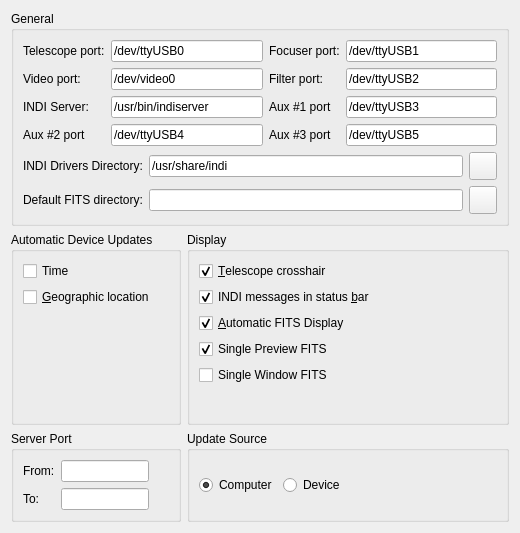
Before: the Qt Designer form kstars/indi/opsindi.ui in KDE/kstars, drawn with Qt 5.
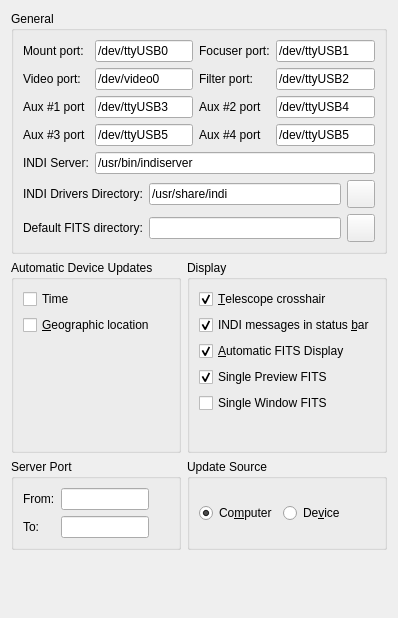
After: the same form once the commit is applied.

```diff
--- a/kstars/indi/opsindi.ui
+++ b/kstars/indi/opsindi.ui
@@ -6,8 +6,8 @@
    <rect>
     <x>0</x>
     <y>0</y>
-    <width>520</width>
-    <height>516</height>
+    <width>351</width>
+    <height>618</height>
    </rect>
   </property>
   <layout class="QVBoxLayout" name="verticalLayout_3">
@@ -25,7 +25,7 @@
            <string>Default INDI telescope port</string>
           </property>
           <property name="text">
-           <string>Telescope port:</string>
+           <string>Mount port:</string>
           </property>
          </widget>
         </item>
@@ -88,23 +88,6 @@
          </widget>
         </item>
         <item row="2" column="0">
-         <widget class="QLabel" name="videoLabel_2">
-          <property name="toolTip">
-           <string>Default INDI video port</string>
-          </property>
-          <property name="text">
-           <string>INDI Server:</string>
-          </property>
-         </widget>
-        </item>
-        <item row="2" column="1">
-         <widget class="QLineEdit" name="kcfg_indiServer">
-          <property name="text">
-           <string notr="true">/usr/bin/indiserver</string>
-          </property>
-         </widget>
-        </item>
-        <item row="2" column="2">
          <widget class="QLabel" name="telescopeLabel_4">
           <property name="toolTip">
            <string>Default INDI telescope port</string>
@@ -114,14 +97,14 @@
           </property>
          </widget>
         </item>
-        <item row="2" column="3">
+        <item row="2" column="1">
          <widget class="QLineEdit" name="kcfg_aux1Port">
           <property name="text">
            <string notr="true">/dev/ttyUSB3</string>
           </property>
          </widget>
         </item>
-        <item row="3" column="0">
+        <item row="2" column="2">
          <widget class="QLabel" name="telescopeLabel_5">
           <property name="toolTip">
            <string>Default INDI telescope port</string>
@@ -131,14 +114,14 @@
           </property>
          </widget>
         </item>
-        <item row="3" column="1">
+        <item row="2" column="3">
          <widget class="QLineEdit" name="kcfg_aux2Port">
           <property name="text">
            <string notr="true">/dev/ttyUSB4</string>
           </property>
          </widget>
         </item>
-        <item row="3" column="2">
+        <item row="3" column="0">
          <widget class="QLabel" name="telescopeLabel_6">
           <property name="toolTip">
            <string>Default INDI telescope port</string>
@@ -148,13 +131,47 @@
           </property>
          </widget>
         </item>
-        <item row="3" column="3">
+        <item row="3" column="1">
          <widget class="QLineEdit" name="kcfg_aux3Port">
           <property name="text">
            <string notr="true">/dev/ttyUSB5</string>
           </property>
          </widget>
         </item>
+        <item row="3" column="2">
+         <widget class="QLabel" name="telescopeLabel_7">
+          <property name="toolTip">
+           <string>Default INDI telescope port</string>
+          </property>
+          <property name="text">
+           <string notr="true">Aux #4 port</string>
+          </property>
+         </widget>
+        </item>
+        <item row="3" column="3">
+         <widget class="QLineEdit" name="kcfg_aux4Port">
+          <property name="text">
+           <string notr="true">/dev/ttyUSB5</string>
+          </property>
+         </widget>
+        </item>
+        <item row="4" column="0">
+         <widget class="QLabel" name="videoLabel_2">
+          <property name="toolTip">
+           <string>Default INDI video port</string>
+          </property>
+          <property name="text">
+           <string>INDI Server:</string>
+          </property>
+         </widget>
+        </item>
+        <item row="4" column="1" colspan="3">
+         <widget class="QLineEdit" name="kcfg_indiServer">
+          <property name="text">
+           <string notr="true">/usr/bin/indiserver</string>
+          </property>
+         </widget>
+        </item>
        </layout>
       </item>
       <item>
@@ -516,7 +533,7 @@
         <item>
          <widget class="QRadioButton" name="kcfg_useComputerSource">
           <property name="text">
-           <string>Computer</string>
+           <string>Co&amp;mputer</string>
           </property>
           <property name="checkable">
            <bool>true</bool>
@@ -529,7 +546,7 @@
         <item>
          <widget class="QRadioButton" name="kcfg_useDeviceSource">
           <property name="text">
-           <string>Device</string>
+           <string>De&amp;vice</string>
           </property>
          </widget>
         </item>
```
